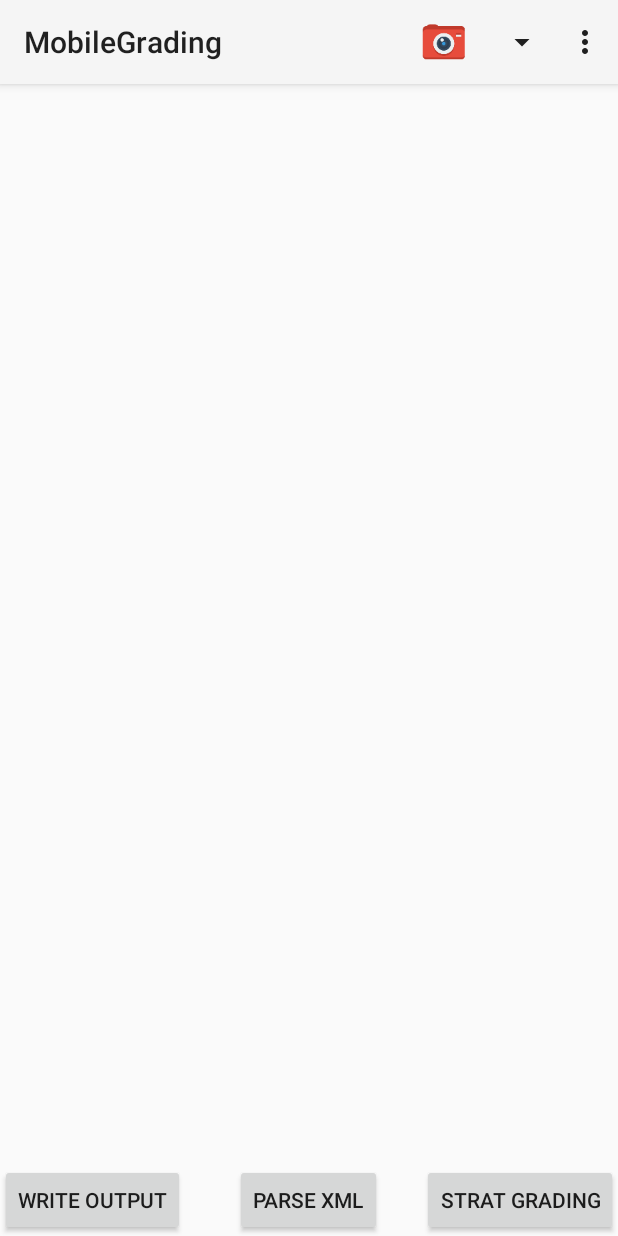
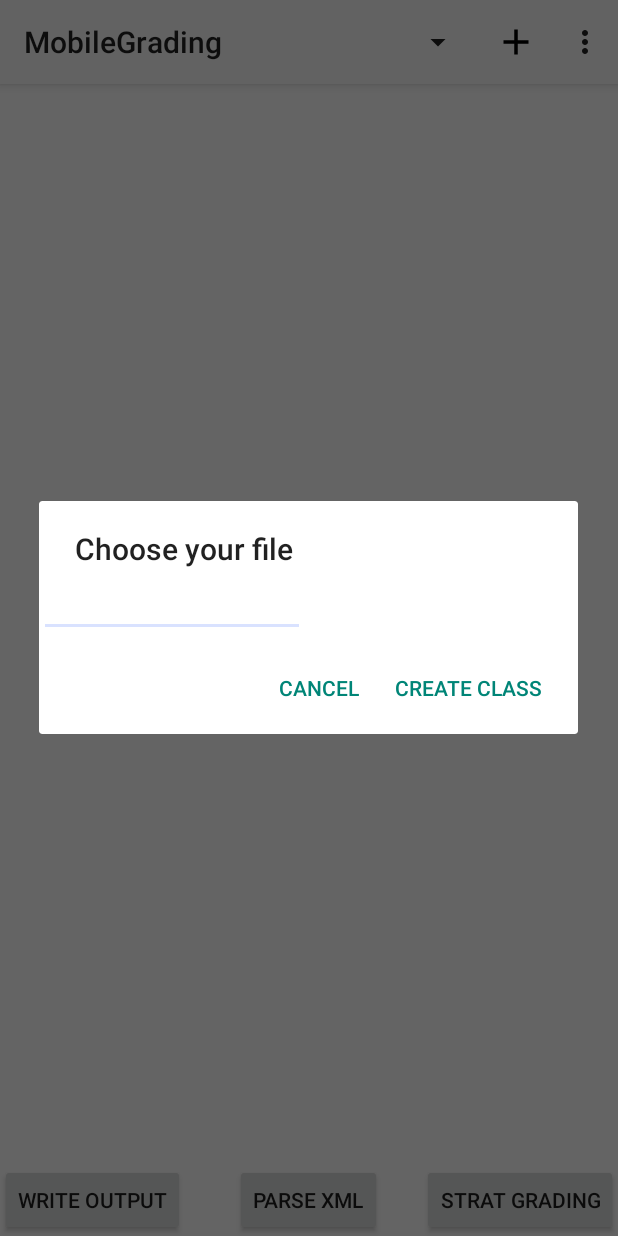
Before and after one commit to neerajreddy92/MobileGrading, an Android app: the screen it shows after launch (MainActivity), after a tap on "refresh", on a phone screen of 412 x 824 dp. Run offline under Robolectric (Android 15) with nearby library versions, the phone set to English and light mode, and no system bars; 7 statements that could not run were skipped.

Commit message:
added Student read functionality

```diff
--- a/app/src/main/java/com/mobile/bolt/mobilegrading/MainActivity.java
+++ b/app/src/main/java/com/mobile/bolt/mobilegrading/MainActivity.java
@@ -1,7 +1,8 @@
 package com.mobile.bolt.mobilegrading;
 
+import android.app.ActionBar;
+import android.graphics.Color;
 import android.support.v4.view.MenuItemCompat;
-import android.support.v7.app.ActionBar;
 import android.app.AlertDialog;
 import android.app.Dialog;
 import android.content.DialogInterface;
@@ -9,45 +10,60 @@ import android.content.Intent;
 import android.net.Uri;
 import android.os.Bundle;
 import android.os.Environment;
-import android.support.v7.app.ActionBarActivity;
 import android.support.v7.app.AppCompatActivity;
 import android.support.v7.widget.LinearLayoutManager;
 import android.support.v7.widget.RecyclerView;
 import android.support.v7.widget.Toolbar;
 import android.util.Log;
+import android.view.LayoutInflater;
 import android.view.Menu;
 import android.view.MenuItem;
 import android.view.View;
+import android.view.ViewGroup;
+import android.widget.AdapterView;
 import android.widget.ArrayAdapter;
 import android.widget.Button;
+import android.widget.EditText;
+import android.widget.LinearLayout;
+import android.widget.RadioButton;
+import android.widget.RadioGroup;
 import android.widget.Spinner;
 import android.widget.Toast;
+
 import com.google.android.gms.appindexing.Action;
 import com.google.android.gms.appindexing.AppIndex;
 import com.google.android.gms.common.api.GoogleApiClient;
+import com.mobile.bolt.AsyncTasks.ParseNewClasses;
 import com.mobile.bolt.AsyncTasks.ParsingQRcode;
 import com.mobile.bolt.DAO.StudentDAO;
 import com.mobile.bolt.support.StudentFeeder;
+
 import java.io.File;
 import java.io.FilenameFilter;
 import java.util.ArrayList;
 import java.util.List;
+import java.util.zip.Inflater;
 
 
-public class MainActivity extends AppCompatActivity  {
+public class MainActivity extends AppCompatActivity implements AdapterView.OnItemSelectedListener {
 
     /**
      * ATTENTION: This was auto-generated to implement the App Indexing API.
      * See https://g.co/AppIndexing/AndroidStudio for more information.
      */
-
+    RecyclerView rv;
     private GoogleApiClient client;
-    private String TAG= "MobileGrading";
+    private String TAG = "MobileGrading";
     private String[] mFileList;
     private File mPath = new File(Environment.getExternalStorageDirectory() + "//Documents//QrcodesData//");
+    private File cPath = new File(Environment.getExternalStorageDirectory() + "//Documents//studentsData//");
     private String mChosenFile;
-    private static final String FTYPE = ".JSON";
-    private static final int DIALOG_LOAD_FILE = 1000;
+    private static final String FTYPE1 = ".XML";
+    private static final String FTYPE2 = ".xml";
+    private static final String FTYPE3 = ".json";
+    private static final String FTYPE4 = ".JSON";
+    private static final int DIALOG_LOAD_FILE_QR_CODE = 1000;
+    private static final int DIALOG_LOAD_FILE_CLASSES = 500;
 
     // TODO: 2/25/2016 add interface for file upload and json parsing.
     @Override
@@ -56,11 +72,7 @@ public class MainActivity extends AppCompatActivity  {
         super.onCreate(savedInstanceState);
         setContentView(R.layout.activity_main);
         Toolbar myToolbar = (Toolbar) findViewById(R.id.my_toolbar);
-        Button dropdown = new Button(getBaseContext());
-        dropdown.setText("india");
         setSupportActionBar(myToolbar);
-        ActionBar actionBar = getSupportActionBar();
-        actionBar.setCustomView(dropdown);
         Button btr;
         btr = (Button) findViewById(R.id.main_button);
         btr.setOnClickListener(new View.OnClickListener() {
@@ -70,15 +82,15 @@ public class MainActivity extends AppCompatActivity  {
                 MainActivity.this.startActivity(intent);
             }
         });
-        Button parserbtn= (Button) findViewById(R.id.parse_qrcodes);
+        Button parserbtn = (Button) findViewById(R.id.parse_qrcodes);
         parserbtn.setOnClickListener(new View.OnClickListener() {
             @Override
-            public void onClick(View v){
-                loadFileList();
+            public void onClick(View v) {
+                loadFileListforQrcodeParsing();
                 onCreateDialog(1000);
             }
         });
-        Button writeOutput= (Button) findViewById(R.id.write_output);
+        Button writeOutput = (Button) findViewById(R.id.write_output);
         writeOutput.setOnClickListener(new View.OnClickListener() {
             @Override
             public void onClick(View v) {
@@ -87,7 +99,7 @@ public class MainActivity extends AppCompatActivity  {
             }
         });
 
-        RecyclerView rv = (RecyclerView)findViewById(R.id.rv);
+        rv = (RecyclerView) findViewById(R.id.rv);
         rv.setHasFixedSize(true);
         LinearLayoutManager llm = new LinearLayoutManager(getBaseContext());
         rv.setLayoutManager(llm);
@@ -95,7 +107,6 @@ public class MainActivity extends AppCompatActivity  {
         rv.setAdapter(adapter);
         client = new GoogleApiClient.Builder(this).addApi(AppIndex.API).build();
     }
-
 
 
     @Override
@@ -108,11 +119,11 @@ public class MainActivity extends AppCompatActivity  {
         ArrayAdapter<String> adapter = new ArrayAdapter<String>(MainActivity.this,
                 android.R.layout.simple_spinner_dropdown_item, items);
         adapter.setDropDownViewResource(android.R.layout.simple_spinner_dropdown_item);
-        spinner.setAdapter(adapter);
-        spinner.setAdapter(adapter); // set the adapter to provide layout of rows and content
-//        s.setOnItemSelectedListener(onItemSelectedListener); // set the listener, to perform actions based on item selection
+        spinner.setAdapter(adapter);// set the adapter to provide layout of rows and content
+        spinner.setOnItemSelectedListener(this);
         return true;
     }
+
 
     @Override
     public boolean onOptionsItemSelected(MenuItem item) {
@@ -123,9 +134,11 @@ public class MainActivity extends AppCompatActivity  {
                 // User chose the "Settings" item, show the app settings UI...
                 return true;
 
-            case R.id.action_favorite:
+            case R.id.add_class:
                 // User chose the "Favorite" action, mark the current item
                 // as a favorite...
+                loadFileListforClassesParsing();
+                onCreateDialog(500);
                 return true;
 
             default:
@@ -176,45 +189,62 @@ public class MainActivity extends AppCompatActivity  {
         client.disconnect();
     }
 
-    private void parseQrcode(String path){
-        if(path!=null){
+    private void parseQrcode(String path) {
+        if (path != null) {
             new ParsingQRcode(getBaseContext()).execute(path);
 
-        }else
+        } else
             Log.e(TAG, "parseQrcode: MainActivity  path is null");
     }
 
-    private void loadFileList() {
+    private void loadFileListforQrcodeParsing() {
         try {
             mPath.mkdirs();
-        }
-        catch(SecurityException e) {
+        } catch (SecurityException e) {
             Log.e(TAG, "unable to write on the sd card " + e.toString());
         }
-        if(mPath.exists()) {
+        if (mPath.exists()) {
             FilenameFilter filter = new FilenameFilter() {
-
                 @Override
                 public boolean accept(File dir, String filename) {
                     File sel = new File(dir, filename);
-                    return filename.contains(FTYPE) || sel.isDirectory();
+                    return filename.contains(FTYPE1) || filename.contains(FTYPE2) ||filename.contains(FTYPE3) ||filename.contains(FTYPE4) || sel.isDirectory();
                 }
-
             };
             mFileList = mPath.list(filter);
-        }
-        else {
-            mFileList= new String[0];
+        } else {
+            mFileList = new String[0];
         }
     }
+
+    private void loadFileListforClassesParsing() {
+        try {
+            cPath.mkdirs();
+        } catch (SecurityException e) {
+            Log.e(TAG, "unable to write on the sd card " + e.toString());
+        }
+        if (cPath.exists()) {
+            FilenameFilter filter = new FilenameFilter() {
+                @Override
+                public boolean accept(File dir, String filename) {
+                    File sel = new File(dir, filename);
+                    return filename.contains(FTYPE3) ||filename.contains(FTYPE4) || sel.isDirectory();
+                }
+            };
+            mFileList = cPath.list(filter);
+        } else {
+            mFileList = new String[0];
+        }
+    }
+
     @Override
     protected Dialog onCreateDialog(int id) {
         Dialog dialog = null;
         AlertDialog.Builder builder = new AlertDialog.Builder(this);
-        switch(id) {
-            case DIALOG_LOAD_FILE:
+        switch (id) {
+            case DIALOG_LOAD_FILE_QR_CODE:
                 builder.setTitle("Choose your file");
-                if(mFileList == null) {
+                if (mFileList == null) {
                     Log.e(TAG, "Showing file picker before loading the file list");
                     dialog = builder.create();
                     return dialog;
@@ -222,16 +252,73 @@ public class MainActivity extends AppCompatActivity  {
                 builder.setItems(mFileList, new DialogInterface.OnClickListener() {
                     public void onClick(DialogInterface dialog, int which) {
                         mChosenFile = mFileList[which];
-                        //you can do stuff with the file here too
-                        String filePath=mPath.getAbsolutePath()+"/"+mChosenFile;
-                        Toast.makeText(getBaseContext(),mChosenFile,Toast.LENGTH_LONG).show();
+                        String filePath = mPath.getAbsolutePath() + "/" + mChosenFile;
+                        Toast.makeText(getBaseContext(), mChosenFile, Toast.LENGTH_LONG).show();
                         parseQrcode(filePath);
                     }
                 });
+                break;
+            case DIALOG_LOAD_FILE_CLASSES:
+                builder.setTitle("Choose your file");
+                LinearLayout layout = new LinearLayout(getBaseContext());
+                final RadioGroup radioGroup = new RadioGroup(getBaseContext());
+                layout.setOrientation(LinearLayout.VERTICAL);
+                for (String file : mFileList) {
+                    RadioButton radioButton = new RadioButton(getBaseContext());
+                    radioButton.setText(file);
+                    radioButton.setTextColor(Color.BLACK);
+                    radioGroup.addView(radioButton);
+                }
+                final EditText editText = new EditText(getBaseContext());
+                editText.setHint("Enter the class name");
+                editText.setLayoutParams(new ActionBar.LayoutParams(ViewGroup.LayoutParams.WRAP_CONTENT, ViewGroup.LayoutParams.WRAP_CONTENT));
+                editText.setTextColor(Color.BLACK);
+                layout.addView(editText);
+                layout.addView(radioGroup);
+                builder.setView(layout);
+                if (mFileList == null) {
+                    Log.e(TAG, "Showing file picker before loading the file list");
+                    dialog = builder.create();
+                    return dialog;
+                }
+                builder.setPositiveButton("create class", new DialogInterface.OnClickListener() {
+                    @Override
+                    public void onClick(DialogInterface dialog, int id) {
+                        if (!(editText.getText().toString().matches(""))) {
+                            if (radioGroup.getCheckedRadioButtonId() == -1) {
+                                new ParseNewClasses(getBaseContext()).execute(String.valueOf(editText.getText()), "");
+                                Log.d(TAG, "onClick: " + editText.getText());
+                            } else {
+                                String str = (String) (((RadioButton) radioGroup.findViewById(radioGroup.getCheckedRadioButtonId())).getText());
+                                str = cPath.getAbsolutePath() + "/" + str;
+                                new ParseNewClasses(getBaseContext()).execute(editText.getText().toString(), str);
+                                Log.d(TAG, "onClick: " + str);
+                                Log.d(TAG, "onClick: " + editText.getText().toString());
+                            }
+                        } else
+                            Log.d(TAG, "onClick: no class name entered");
+                    }
+                })
+                        .setNegativeButton("cancel", new DialogInterface.OnClickListener() {
+                            public void onClick(DialogInterface dialog, int id) {
+
+                            }
+                        });
                 break;
         }
         dialog = builder.show();
         return dialog;
     }
 
+    @Override
+    public void onItemSelected(AdapterView<?> parent, View view, int position, long id) {
+        rv.removeAllViews();
+        Log.d(TAG, "onItemSelected: new class item selected" + (String) parent.getItemAtPosition(position));
+        rv.setAdapter(new RVAdapter(new StudentDAO(getBaseContext()).getAllStudents((String) parent.getItemAtPosition(position))));
+    }
+
+    @Override
+    public void onNothingSelected(AdapterView<?> parent) {
+
+    }
 }
--- a/app/src/main/res/menu/menu_activity_main.xml
+++ b/app/src/main/res/menu/menu_activity_main.xml
@@ -2,20 +2,19 @@
 <menu xmlns:android="http://schemas.android.com/apk/res/android"
     xmlns:app="http://schemas.android.com/apk/res-auto"
     >
-
+    <item android:id="@+id/spinner"
+        app:showAsAction="always"
+        app:actionViewClass="android.widget.Spinner"
+        android:title="select" />
     <!-- "Mark Favorite", should appear as action button if possible -->
     <item
-        android:id="@+id/action_favorite"
-        android:icon="@mipmap/camera_icon"
+        android:id="@+id/add_class"
+        android:icon="@mipmap/add_icon"
         android:title="@string/action_favorite"
         app:showAsAction="ifRoom"/>
-
     <!-- Settings, should always be in the overflow -->
     <item android:id="@+id/action_settings"
         android:title="@string/action_settings"
         app:showAsAction="never"/>
-    <item android:id="@+id/spinner"
-        app:showAsAction="always"
-        app:actionViewClass="android.widget.Spinner"
-        android:title="select" />
+
 </menu>
```
Also changed, not shown: app/src/main/java/com/mobile/bolt/AsyncTasks/ParseNewClasses.java (added, +61 -0 lines), app/src/main/res/layout/card_view.xml (+6 -4 lines), app/src/main/add_icon-web.png (added), app/src/main/res/mipmap-hdpi/add_icon.png (added), app/src/main/res/mipmap-mdpi/add_icon.png (added), app/src/main/res/mipmap-xhdpi/add_icon.png (added), app/src/main/res/mipmap-xxhdpi/add_icon.png (added), app/src/main/res/mipmap-xxxhdpi/add_icon.png (added).
